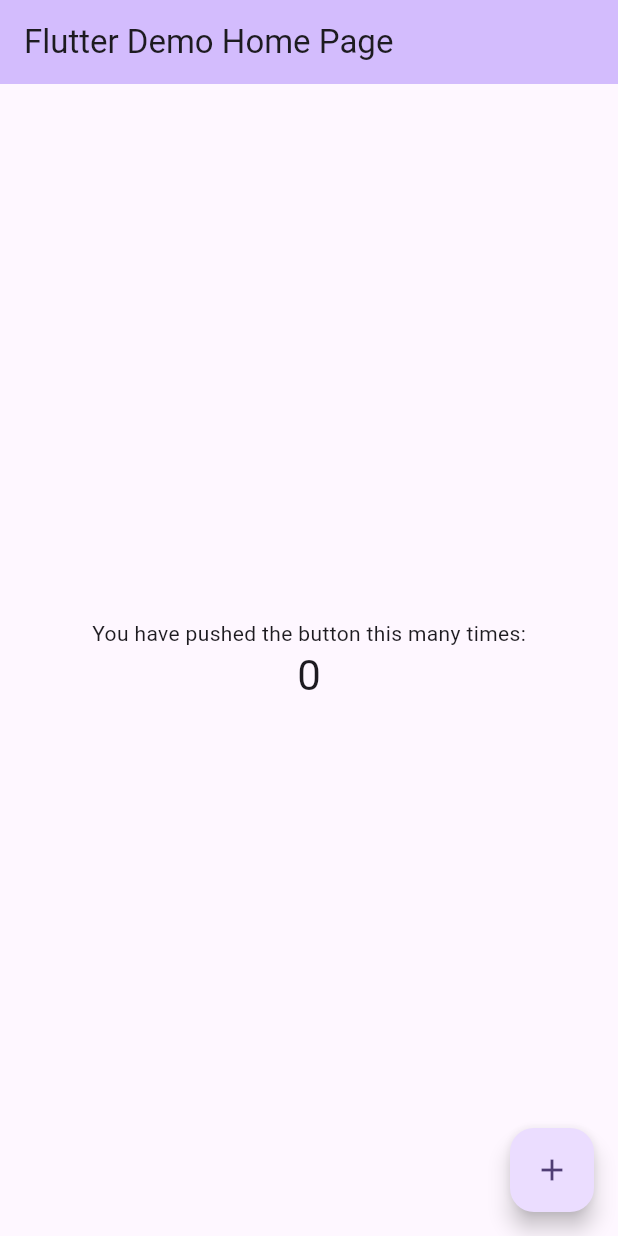
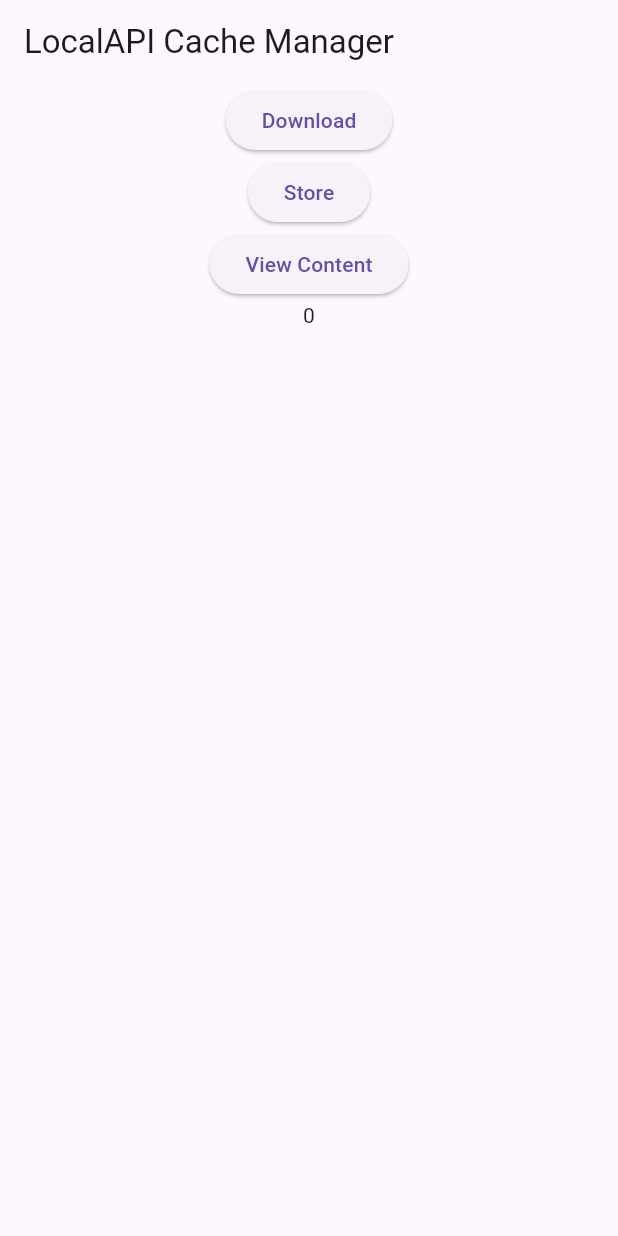
Before and after one commit to Jinosh7664/flutter_localapi_cache, a Flutter app: the screen it shows after launch, on a phone screen of 412 x 824 dp. Run offline on Flutter 3.47's test engine with Material 3 defaults, Android fonts, the phone set to English and light mode, and no system bars; project files that could hold a hidden picture were left out.

Commit message:
UI completed

```diff
--- a/lib/main.dart
+++ b/lib/main.dart
@@ -1,125 +1,95 @@
-import 'package:flutter/material.dart';
+import "dart:io";
+
+import "package:flutter/material.dart";
+import "package:http/http.dart";
+import "package:path_provider/path_provider.dart";
 
 void main() {
-  runApp(const MyApp());
+  runApp(const MainApp());
 }
 
-class MyApp extends StatelessWidget {
-  const MyApp({super.key});
+class MainApp extends StatelessWidget {
+  const MainApp({super.key});
 
-  // This widget is the root of your application.
   @override
-  Widget build(BuildContext context) {
-    return MaterialApp(
-      title: 'Flutter Demo',
-      theme: ThemeData(
-        // This is the theme of your application.
-        //
-        // TRY THIS: Try running your application with "flutter run". You'll see
-        // the application has a purple toolbar. Then, without quitting the app,
-        // try changing the seedColor in the colorScheme below to Colors.green
-        // and then invoke "hot reload" (save your changes or press the "hot
-        // reload" button in a Flutter-supported IDE, or press "r" if you used
-        // the command line to start the app).
-        //
-        // Notice that the counter didn't reset back to zero; the application
-        // state is not lost during the reload. To reset the state, use hot
-        // restart instead.
-        //
-        // This works for code too, not just values: Most code changes can be
-        // tested with just a hot reload.
-        colorScheme: ColorScheme.fromSeed(seedColor: Colors.deepPurple),
-        useMaterial3: true,
-      ),
-      home: const MyHomePage(title: 'Flutter Demo Home Page'),
+  Widget build(final BuildContext context) => const MaterialApp(
+        home: HomeScreen(),
       );
 }
+
+class HomeScreen extends StatefulWidget {
+  const HomeScreen({super.key});
+
+  @override
+  State<HomeScreen> createState() => _HomeScreenState();
 }
 
-class MyHomePage extends StatefulWidget {
-  const MyHomePage({super.key, required this.title});
+class _HomeScreenState extends State<HomeScreen> {
+  Response? response;
+  String contentString = "";
+  final String uri =
+      "https://cdn.jsdelivr.net/gh/fawazahmed0/quran-api@1/editions/ben-muhiuddinkhan.json";
 
-  // This widget is the home page of your application. It is stateful, meaning
-  // that it has a State object (defined below) that contains fields that affect
-  // how it looks.
+  Future<String> get _localPath async {
+    final Directory directory = await getApplicationSupportDirectory();
 
-  // This class is the configuration for the state. It holds the values (in this
-  // case the title) provided by the parent (in this case the App widget) and
-  // used by the build method of the State. Fields in a Widget subclass are
-  // always marked "final".
-
-  final String title;
-
-  @override
-  State<MyHomePage> createState() => _MyHomePageState();
-}
-
-class _MyHomePageState extends State<MyHomePage> {
-  int _counter = 0;
-
-  void _incrementCounter() {
-    setState(() {
-      // This call to setState tells the Flutter framework that something has
-      // changed in this State, which causes it to rerun the build method below
-      // so that the display can reflect the updated values. If we changed
-      // _counter without calling setState(), then the build method would not be
-      // called again, and so nothing would appear to happen.
-      _counter++;
-    });
+    return directory.path;
   }
 
   @override
-  Widget build(BuildContext context) {
-    // This method is rerun every time setState is called, for instance as done
-    // by the _incrementCounter method above.
-    //
-    // The Flutter framework has been optimized to make rerunning build methods
-    // fast, so that you can just rebuild anything that needs updating rather
-    // than having to individually change instances of widgets.
-    return Scaffold(
+  Widget build(final BuildContext context) => Scaffold(
         appBar: AppBar(
-        // TRY THIS: Try changing the color here to a specific color (to
-        // Colors.amber, perhaps?) and trigger a hot reload to see the AppBar
-        // change color while the other colors stay the same.
-        backgroundColor: Theme.of(context).colorScheme.inversePrimary,
-        // Here we take the value from the MyHomePage object that was created by
-        // the App.build method, and use it to set our appbar title.
-        title: Text(widget.title),
+          title: const Text(
+            "LocalAPI Cache Manager",
           ),
-      body: Center(
-        // Center is a layout widget. It takes a single child and positions it
-        // in the middle of the parent.
+        ),
+        body: SingleChildScrollView(
+          physics: const BouncingScrollPhysics(),
+          padding: const EdgeInsets.symmetric(horizontal: 10),
           child: Column(
-          // Column is also a layout widget. It takes a list of children and
-          // arranges them vertically. By default, it sizes itself to fit its
-          // children horizontally, and tries to be as tall as its parent.
-          //
-          // Column has various properties to control how it sizes itself and
-          // how it positions its children. Here we use mainAxisAlignment to
-          // center the children vertically; the main axis here is the vertical
-          // axis because Columns are vertical (the cross axis would be
-          // horizontal).
-          //
-          // TRY THIS: Invoke "debug painting" (choose the "Toggle Debug Paint"
-          // action in the IDE, or press "p" in the console), to see the
-          // wireframe for each widget.
-          mainAxisAlignment: MainAxisAlignment.center,
             children: <Widget>[
-            const Text(
-              'You have pushed the button this many times:',
+              Center(
+                child: ElevatedButton(
+                  onPressed: () async {
+                    final Response data = await get(
+                      Uri.parse(
+                        uri,
+                      ),
+                    );
+                    setState(() {
+                      response = data;
+                    });
+
+                    debugPrint("Downloaded");
+                  },
+                  child: const Text("Download"),
+                ),
+              ),
+              ElevatedButton(
+                onPressed: () async {
+                  final String path = "${await _localPath}quran.json";
+
+                  await File(path).writeAsString(response!.body);
+                  debugPrint("Stored");
+                },
+                child: const Text("Store"),
+              ),
+              ElevatedButton(
+                onPressed: () async {
+                  final String path = "${await _localPath}quran.json";
+                  final String data = await File(path).readAsString();
+                  setState(() {
+                    contentString = data;
+                  });
+                  debugPrint("Read");
+                },
+                child: const Text("View Content"),
               ),
               Text(
-              '$_counter',
-              style: Theme.of(context).textTheme.headlineMedium,
+                contentString.length.toString(),
               ),
             ],
           ),
         ),
-      floatingActionButton: FloatingActionButton(
-        onPressed: _incrementCounter,
-        tooltip: 'Increment',
-        child: const Icon(Icons.add),
-      ), // This trailing comma makes auto-formatting nicer for build methods.
       );
 }
-}
```
Lines whose indentation alone changed are shown as unchanged.
